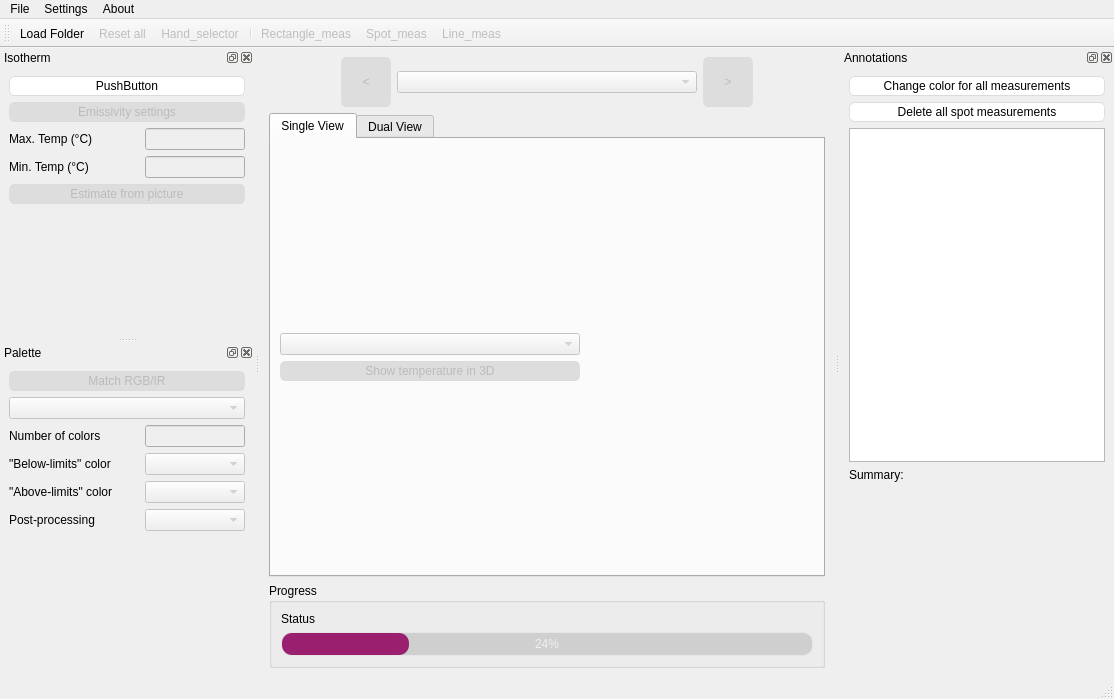
Qt form ui/main_window.ui (s-du/Thermogram) before a commit.
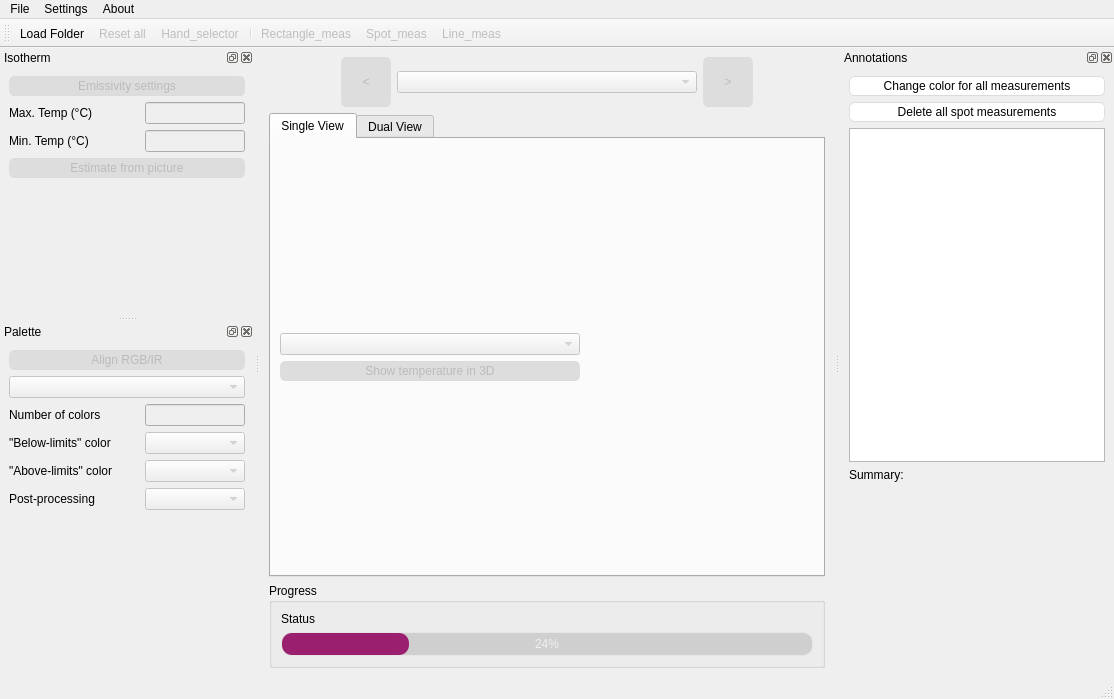
The same form after that commit.

```diff
--- a/ui/main_window.ui
+++ b/ui/main_window.ui
@@ -380,13 +380,6 @@
    </attribute>
    <widget class="QWidget" name="dockWidgetContents">
     <layout class="QVBoxLayout" name="verticalLayout_2">
-     <item>
-      <widget class="QPushButton" name="pushButton_test">
-       <property name="text">
-        <string>PushButton</string>
-       </property>
-      </widget>
-     </item>
      <item>
       <widget class="QPushButton" name="pushButton_advanced">
        <property name="enabled">
@@ -555,7 +548,7 @@
         <bool>false</bool>
        </property>
        <property name="text">
-        <string>Match RGB/IR</string>
+        <string>Align RGB/IR</string>
        </property>
       </widget>
      </item>
```
